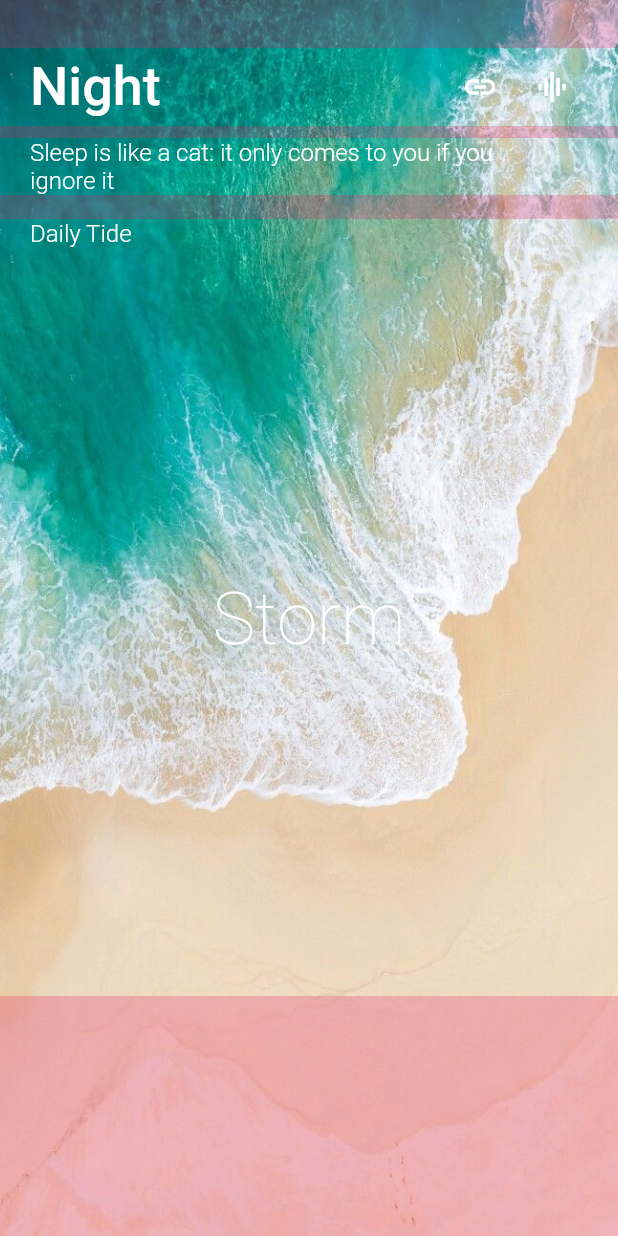
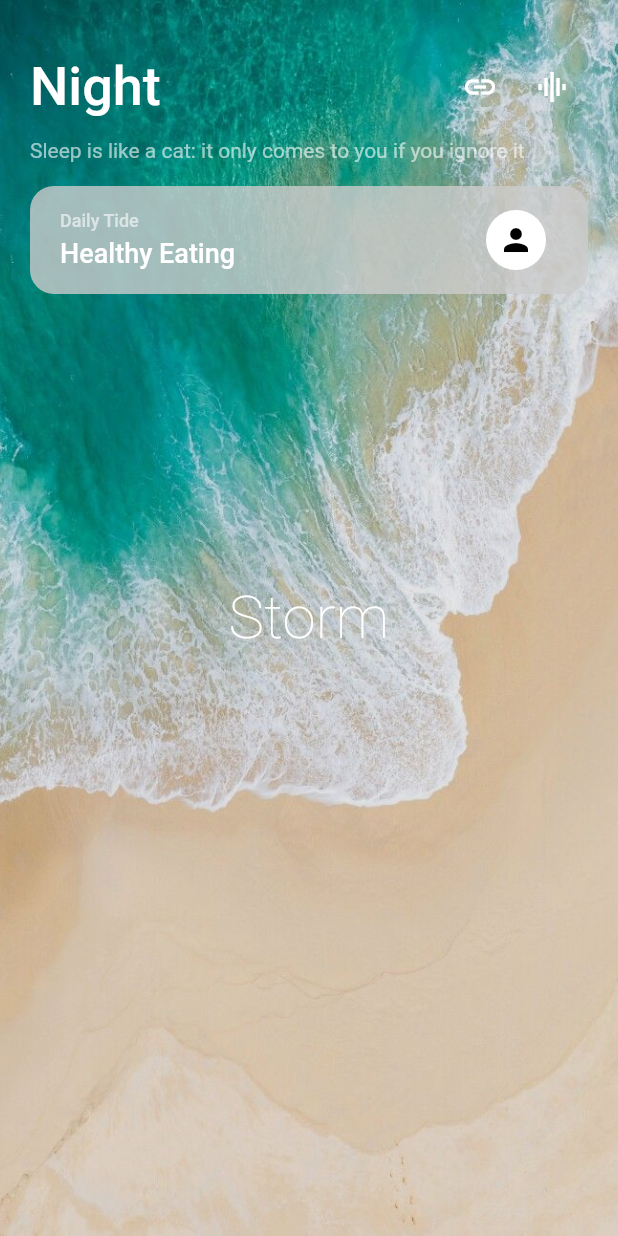
Before and after one commit to pjhjohn/flutter-ui-copy, a Flutter app: the screen it shows after launch, on a phone screen of 412 x 824 dp. Run offline on Flutter 3.47's test engine with Material 2 defaults, Android fonts, the phone set to English and light mode, and no system bars.

Commit message:
Design Details with Banner

```diff
--- a/lib/main.dart
+++ b/lib/main.dart
@@ -12,8 +12,8 @@ class TideUiCopyApp extends StatelessWidget {
       theme: ThemeData(
         textTheme: TextTheme(
           headline1: TextStyle(color: Colors.white, fontSize: 36.0, fontWeight: FontWeight.w500),
-          headline2: TextStyle(color: Colors.white, fontSize: 48.0, fontWeight: FontWeight.w100),
-          bodyText1: TextStyle(color: Colors.white, fontSize: 16.0, fontWeight: FontWeight.w300),
+          headline2: TextStyle(color: Colors.white, fontSize: 40.0, fontWeight: FontWeight.w200),
+          bodyText1: TextStyle(color: Colors.white.withOpacity(0.6), fontSize: 14.0, fontWeight: FontWeight.w400),
         ),
       ),
       home: MainScreen(),
@@ -31,6 +31,7 @@ class MainScreen extends StatelessWidget {
         decoration: BoxDecoration(
           image: DecorationImage(
             image: AssetImage('assets/images/tide.jpg'),
+            colorFilter: ColorFilter.mode(Colors.black.withOpacity(0.1), BlendMode.srcATop),
             fit: BoxFit.cover,
           ),
         ),
@@ -43,7 +44,7 @@ class MainScreen extends StatelessWidget {
                 child: Column(
                   children: [
                     Container(
-                      color: Colors.pink.withAlpha(64),
+                      color: Colors.transparent, // Colors.pink.withOpacity(0.3),
                       height: 32.0,
                     ),
                     Container(
@@ -72,7 +73,7 @@ class MainScreen extends StatelessWidget {
                       ]),
                     ),
                     Container(
-                      color: Colors.pink.withAlpha(64),
+                      color: Colors.transparent, // Colors.pink.withOpacity(0.3),
                       height: 8.0,
                     ),
                     Container(
@@ -85,14 +86,16 @@ class MainScreen extends StatelessWidget {
                       ]),
                     ),
                     Container(
-                      color: Colors.pink.withAlpha(64),
+                      color: Colors.transparent, // Colors.pink.withOpacity(0.3),
                       height: 16.0,
                     ),
                     Container(
                       margin: EdgeInsets.symmetric(horizontal: 20.0),
-                      child: Row(children: [
-                        Text('Daily Tide', style: Theme.of(context).textTheme.bodyText1),
-                      ]),
+                      child: Banner(
+                        title: 'Daily Tide',
+                        description: 'Healthy Eating',
+                        icon: Icon(Icons.person, color: Colors.black),
+                      ),
                     ),
                   ],
                 ),
@@ -103,7 +106,7 @@ class MainScreen extends StatelessWidget {
               child: Container(
                 margin: EdgeInsets.only(bottom: screenPadding.bottom),
                 child: Container(
-                  color: Colors.pink.withAlpha(64),
+                  color: Colors.transparent, // Colors.pink.withOpacity(0.3),
                   height: 160.0,
                 ),
               ),
@@ -120,3 +123,43 @@ class MainScreen extends StatelessWidget {
     );
   }
 }
+
+class Banner extends StatelessWidget {
+  Banner({this.title, this.description, this.icon});
+  final String title;
+  final String description;
+  final Icon icon;
+
+  @override
+  Widget build(BuildContext context) {
+    return Container(
+      decoration: BoxDecoration(
+        color: Color.fromARGB(0xcc, 0xcc, 0xcc, 0xcc),
+        borderRadius: BorderRadius.all(Radius.circular(16.0)),
+      ),
+      child: Container(
+        margin: EdgeInsets.symmetric(horizontal: 20.0, vertical: 16.0),
+        child: Row(
+          children: [
+            Expanded(
+              child: Column(
+                crossAxisAlignment: CrossAxisAlignment.start,
+                children: [
+                  Text(title, style: TextStyle(color: Colors.white.withOpacity(0.6), fontSize: 12.0, fontWeight: FontWeight.w500)),
+                  Container(
+                    margin: EdgeInsets.only(top: 4.0),
+                    child: Text(description, style: TextStyle(color: Colors.white, fontSize: 18.0, fontWeight: FontWeight.w500)),
+                  )
+                ],
+              ),
+            ),
+            Container(
+                margin: const EdgeInsets.only(right: 8.0),
+                child: CircleAvatar(backgroundColor: Colors.white, child: icon),
+            ),
+          ],
+        ),
+      ),
+    );
+  }
+}
```
